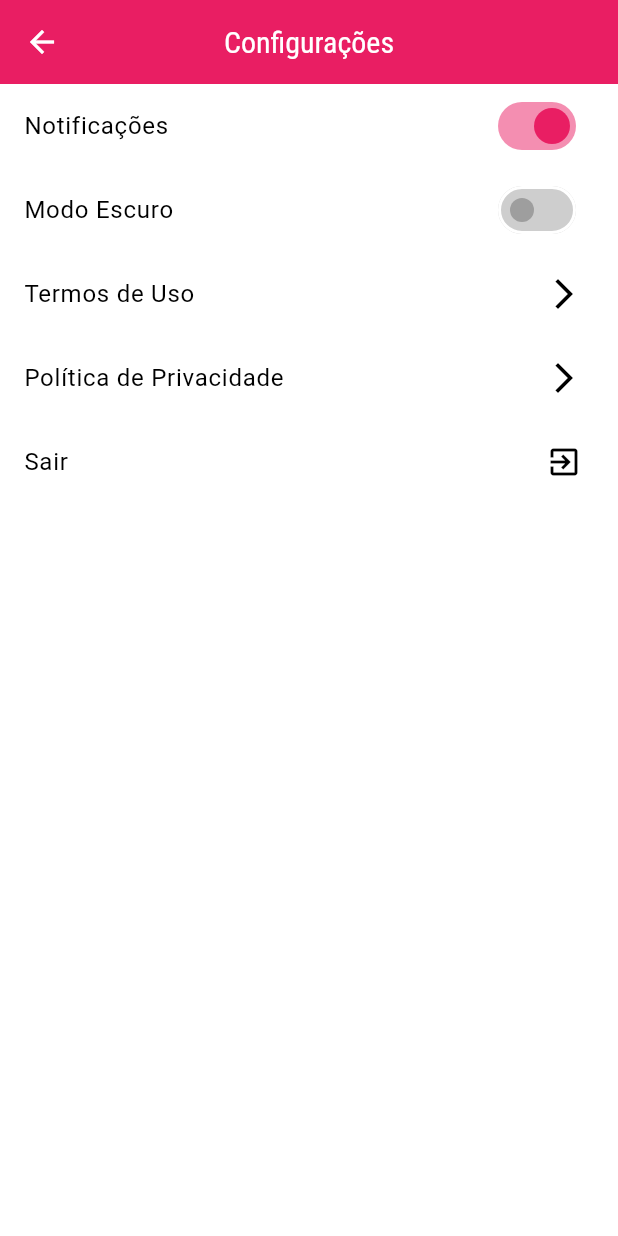
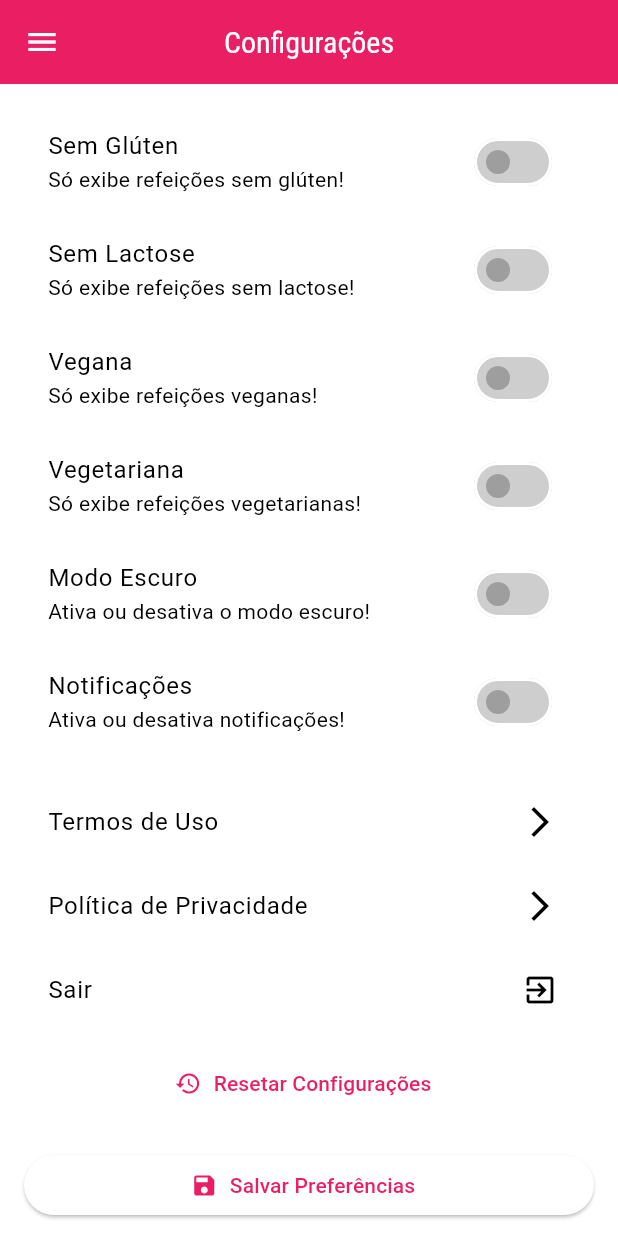
Before and after one commit to RafaellaBarbosa/meals, a Flutter app: the SettingsScreen screen opened by its route, on a phone screen of 412 x 824 dp. Run offline on Flutter 3.47's test engine with Material 3 defaults, Android fonts, the phone set to English and light mode, and no system bars.

Commit message:
refactor(settings): padroniza switches e melhora layout da tela de configurações

```diff
--- /dev/null
+++ b/lib/models/settings.dart
@@ -0,0 +1,17 @@
+class Settings {
+  bool isGlutenFree;
+  bool isLactoseFree;
+  bool isVegan;
+  bool isVegetarian;
+  bool isDarkMode;
+  bool isNotificationsEnabled;
+
+  Settings({
+    this.isGlutenFree = false,
+    this.isLactoseFree = false,
+    this.isVegan = false,
+    this.isVegetarian = false,
+    this.isDarkMode = false,
+    this.isNotificationsEnabled = false,
+  });
+}
--- a/lib/screens/settings_screen.dart
+++ b/lib/screens/settings_screen.dart
@@ -1,4 +1,6 @@
 import 'package:flutter/material.dart';
+import 'package:meals/components/main_drawer.dart';
+import 'package:meals/models/settings.dart';
 
 class SettingsScreen extends StatefulWidget {
   const SettingsScreen({super.key});
@@ -8,17 +10,19 @@ class SettingsScreen extends StatefulWidget {
 }
 
 class _SettingsScreenState extends State<SettingsScreen> {
-  bool _notifications = true;
-  bool _darkMode = false;
+  var settings = Settings();
 
-  Widget _buildSwitchTile(
+  Widget _createSwitch(
     String title,
-    bool currentValue,
+    String subtitle,
+    bool value,
     Function(bool) onChanged,
   ) {
-    return ListTile(
+    return SwitchListTile.adaptive(
       title: Text(title),
-      trailing: Switch.adaptive(value: currentValue, onChanged: onChanged),
+      subtitle: Text(subtitle),
+      value: value,
+      onChanged: onChanged,
     );
   }
 
@@ -30,26 +34,55 @@ class _SettingsScreenState extends State<SettingsScreen> {
   Widget build(BuildContext context) {
     return Scaffold(
       appBar: AppBar(title: const Text('Configurações')),
-      body: Column(
+      drawer: const MainDrawer(),
+      body: ListView(
+        padding: const EdgeInsets.all(16),
         children: [
-          _buildSwitchTile('Notificações', _notifications, (value) {
-            setState(() {
-              _notifications = value;
-            });
-          }),
-          _buildSwitchTile('Modo Escuro', _darkMode, (value) {
-            setState(() {
-              _darkMode = value;
-            });
-          }),
+          _createSwitch(
+            'Sem Glúten',
+            'Só exibe refeições sem glúten!',
+            settings.isGlutenFree,
+            (value) => setState(() => settings.isGlutenFree = value),
+          ),
+          _createSwitch(
+            'Sem Lactose',
+            'Só exibe refeições sem lactose!',
+            settings.isLactoseFree,
+            (value) => setState(() => settings.isLactoseFree = value),
+          ),
+          _createSwitch(
+            'Vegana',
+            'Só exibe refeições veganas!',
+            settings.isVegan,
+            (value) => setState(() => settings.isVegan = value),
+          ),
+          _createSwitch(
+            'Vegetariana',
+            'Só exibe refeições vegetarianas!',
+            settings.isVegetarian,
+            (value) => setState(() => settings.isVegetarian = value),
+          ),
+          _createSwitch(
+            'Modo Escuro',
+            'Ativa ou desativa o modo escuro!',
+            settings.isDarkMode,
+            (value) => setState(() => settings.isDarkMode = value),
+          ),
+          _createSwitch(
+            'Notificações',
+            'Ativa ou desativa notificações!',
+            settings.isNotificationsEnabled,
+            (value) => setState(() => settings.isNotificationsEnabled = value),
+          ),
+          const Divider(),
           _buildNavigationTile('Termos de Uso', Icons.arrow_forward_ios, () {
-            // Navegar para termos de uso
+            //TODO: Navegar para termos de uso
           }),
           _buildNavigationTile(
             'Política de Privacidade',
             Icons.arrow_forward_ios,
             () {
-              // Navegar para política de privacidade
+              //TODO: Navegar para política de privacidade
             },
           ),
           _buildNavigationTile('Sair', Icons.exit_to_app, () {
@@ -68,13 +101,33 @@ class _SettingsScreenState extends State<SettingsScreen> {
                         child: const Text('Sair'),
                         onPressed: () {
                           Navigator.of(ctx).pop();
-                          // Implementar lógica de logout
+                          //TODO: Implementar lógica de logout
                         },
                       ),
                     ],
                   ),
             );
           }),
+          const SizedBox(height: 10),
+          OutlinedButton.icon(
+            onPressed: () {
+              setState(() {
+                settings = Settings();
+              });
+            },
+            icon: const Icon(Icons.restore),
+            label: const Text('Resetar Configurações'),
+          ),
+          const SizedBox(height: 20),
+          ElevatedButton.icon(
+            onPressed: () {
+              ScaffoldMessenger.of(context).showSnackBar(
+                const SnackBar(content: Text('Preferências salvas!')),
+              );
+            },
+            icon: const Icon(Icons.save),
+            label: const Text('Salvar Preferências'),
+          ),
         ],
       ),
     );
```
